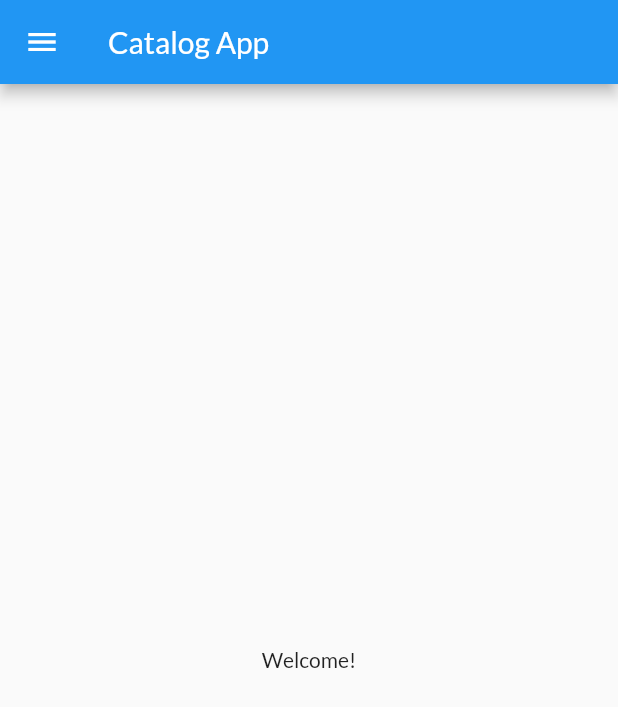
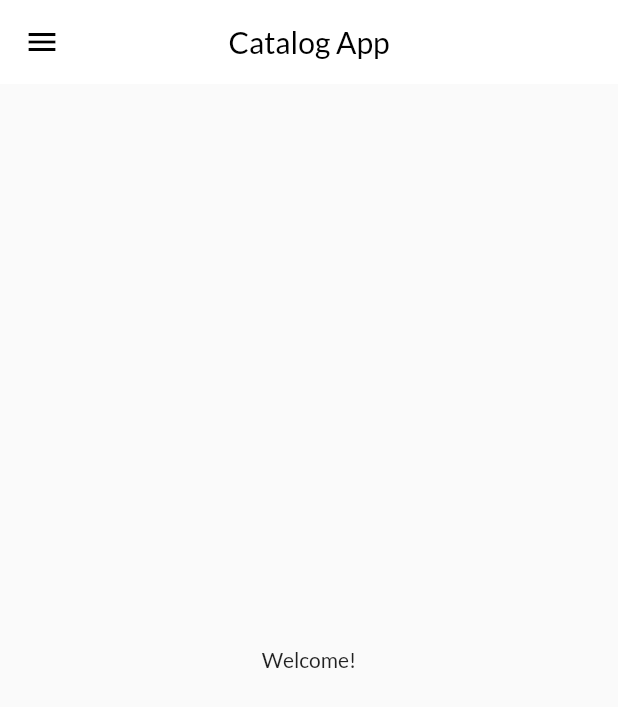
Before and after one commit to sanket-bhagat/30-days-of-flutter, a Flutter app: the screen it shows after launch, on a phone screen of 412 x 824 dp. Shown: the top 707 px of the screen. Run offline on Flutter 3.47's test engine with Material 2 defaults, Android fonts, the phone set to English and light mode, and no system bars; our stand-ins replace google_fonts.

Commit message:
day 9 completed

```diff
--- a/lib/main.dart
+++ b/lib/main.dart
@@ -1,6 +1,7 @@
 import 'package:flutter/material.dart';
 import 'package:flutter_catalog/pages/login_page.dart';
 import 'package:flutter_catalog/utils/routes.dart';
+import 'package:flutter_catalog/widgets/themes.dart';
 import 'pages/home_page.dart';
 import 'package:google_fonts/google_fonts.dart';
 
@@ -16,12 +17,8 @@ class MyApp extends StatelessWidget {
     return MaterialApp(
       debugShowCheckedModeBanner: false,
       themeMode: ThemeMode.light,
-      theme: ThemeData(
-        fontFamily: GoogleFonts.lato().fontFamily,
-      ),
-      darkTheme: ThemeData(
-        brightness: Brightness.dark,
-      ),
+      theme: MyTheme.lightTheme(context),
+      darkTheme: MyTheme.darkTheme(context),
       routes: {
         "/": (context) => HomePage(),
         MyRoutes.login: (context) => LoginPage(),
--- a/lib/pages/home_page.dart
+++ b/lib/pages/home_page.dart
@@ -6,7 +6,14 @@ class HomePage extends StatelessWidget {
   Widget build(BuildContext context) {
     return Scaffold(
       appBar: AppBar(
-        title: const Text("Catalog App"),
+        title: const Text(
+          "Catalog App",
+          style: TextStyle(color: Colors.black),
+        ),
+        // backgroundColor: Colors.white,
+        // elevation: 0,
+        // iconTheme: IconThemeData(color: Colors.black),
+        // centerTitle: true,
       ),
       body: const Center(
         child: Text("Welcome!"),
--- /dev/null
+++ b/lib/widgets/themes.dart
@@ -0,0 +1,19 @@
+import 'package:flutter/material.dart';
+import 'package:google_fonts/google_fonts.dart';
+
+class MyTheme {
+  static ThemeData lightTheme(BuildContext context) => ThemeData(
+        primarySwatch: Colors.lightBlue,
+        fontFamily: GoogleFonts.lato().fontFamily,
+        appBarTheme: AppBarTheme(
+          iconTheme: IconThemeData(color: Colors.black),
+          color: Colors.white,
+          elevation: 0,
+          centerTitle: true,
+        ),
+      );
+
+  static ThemeData darkTheme(BuildContext context) => ThemeData(
+        brightness: Brightness.dark,
+      );
+}
```
Also changed, not shown: lib/models/catalog.dart (added, +16 -0 lines).
